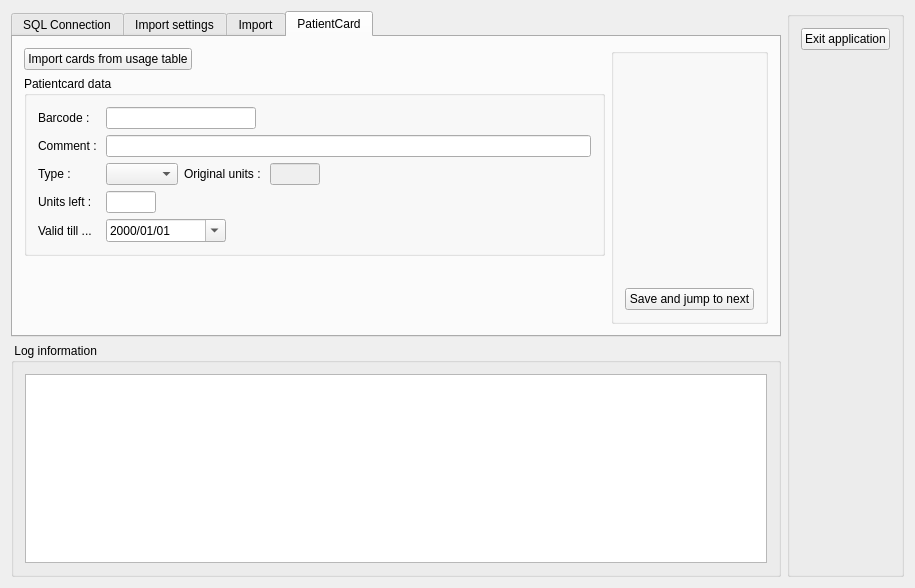
Qt form dbtool/cdlgmain.ui (tbikfalvi/Belenus) before a commit.
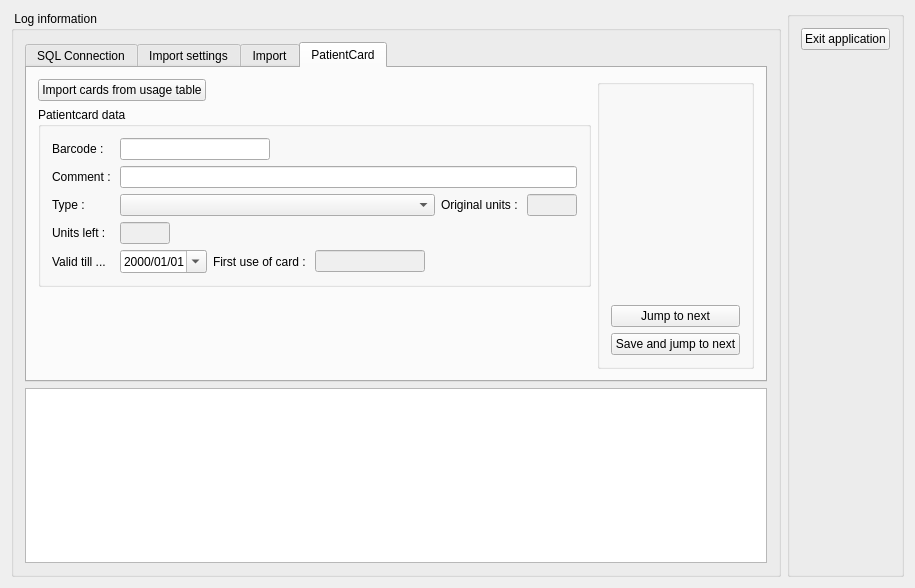
The same form after that commit.

```diff
--- a/dbtool/cdlgmain.ui
+++ b/dbtool/cdlgmain.ui
@@ -17,6 +17,12 @@
    <item>
     <layout class="QVBoxLayout" name="verticalLayout_3">
      <item>
+      <widget class="QGroupBox" name="gbInfo">
+       <property name="title">
+        <string> Log information </string>
+       </property>
+       <layout class="QVBoxLayout" name="verticalLayout">
+        <item>
       <widget class="QTabWidget" name="tabWidget">
        <property name="currentIndex">
         <number>3</number>
@@ -420,7 +426,7 @@
         <attribute name="title">
          <string>PatientCard</string>
         </attribute>
-        <layout class="QHBoxLayout" name="horizontalLayout_10">
+           <layout class="QHBoxLayout" name="horizontalLayout_11">
          <item>
           <layout class="QVBoxLayout" name="verticalLayout_8">
            <item>
@@ -470,24 +476,34 @@
                 </property>
                </widget>
               </item>
-              <item row="4" column="0">
+                 <item row="1" column="0">
+                  <widget class="QLabel" name="lblComment">
+                   <property name="text">
+                    <string>Comment : </string>
+                   </property>
+                  </widget>
+                 </item>
+                 <item row="1" column="1">
+                  <widget class="QLineEdit" name="ledComment"/>
+                 </item>
+                 <item row="2" column="0">
                <widget class="QLabel" name="lblType">
                 <property name="text">
                  <string>Type : </string>
                 </property>
                </widget>
               </item>
-              <item row="6" column="0">
-               <widget class="QLabel" name="lblUnitsLeft">
-                <property name="text">
-                 <string>Units left : </string>
-                </property>
-               </widget>
-              </item>
-              <item row="4" column="1">
+                 <item row="2" column="1">
                <layout class="QHBoxLayout" name="horizontalLayout_9">
                 <item>
-                 <widget class="QComboBox" name="cmbType"/>
+                    <widget class="QComboBox" name="cmbType">
+                     <property name="sizePolicy">
+                      <sizepolicy hsizetype="Expanding" vsizetype="Fixed">
+                       <horstretch>0</horstretch>
+                       <verstretch>0</verstretch>
+                      </sizepolicy>
+                     </property>
+                    </widget>
                 </item>
                 <item>
                  <widget class="QLabel" name="lblUnits">
@@ -509,23 +525,20 @@
                   </property>
                  </widget>
                 </item>
-                <item>
-                 <spacer name="horizontalSpacer_8">
-                  <property name="orientation">
-                   <enum>Qt::Horizontal</enum>
-                  </property>
-                  <property name="sizeHint" stdset="0">
-                   <size>
-                    <width>40</width>
-                    <height>20</height>
-                   </size>
-                  </property>
-                 </spacer>
-                </item>
-               </layout>
-              </item>
-              <item row="6" column="1">
+                  </layout>
+                 </item>
+                 <item row="3" column="0">
+                  <widget class="QLabel" name="lblUnitsLeft">
+                   <property name="text">
+                    <string>Units left : </string>
+                   </property>
+                  </widget>
+                 </item>
+                 <item row="3" column="1">
                <widget class="QLineEdit" name="ledUnitsLeft">
+                   <property name="enabled">
+                    <bool>false</bool>
+                   </property>
                 <property name="maximumSize">
                  <size>
                   <width>50</width>
@@ -534,24 +547,16 @@
                 </property>
                </widget>
               </item>
-              <item row="2" column="0">
-               <widget class="QLabel" name="lblComment">
-                <property name="text">
-                 <string>Comment : </string>
-                </property>
-               </widget>
-              </item>
-              <item row="2" column="1">
-               <widget class="QLineEdit" name="ledComment"/>
-              </item>
-              <item row="8" column="0">
+                 <item row="4" column="0">
                <widget class="QLabel" name="lblValid">
                 <property name="text">
                  <string>Valid till ...</string>
                 </property>
                </widget>
               </item>
-              <item row="8" column="1">
+                 <item row="4" column="1">
+                  <layout class="QHBoxLayout" name="horizontalLayout_10">
+                   <item>
                <widget class="QDateEdit" name="deValid">
                 <property name="maximumSize">
                  <size>
@@ -567,6 +572,47 @@
                 </property>
                </widget>
               </item>
+                   <item>
+                    <widget class="QLabel" name="lblFirstUsage">
+                     <property name="text">
+                      <string>First use of card : </string>
+                     </property>
+                    </widget>
+                   </item>
+                   <item>
+                    <widget class="QLineEdit" name="ledFirstUse">
+                     <property name="enabled">
+                      <bool>false</bool>
+                     </property>
+                     <property name="minimumSize">
+                      <size>
+                       <width>110</width>
+                       <height>0</height>
+                      </size>
+                     </property>
+                     <property name="maximumSize">
+                      <size>
+                       <width>110</width>
+                       <height>16777215</height>
+                      </size>
+                     </property>
+                    </widget>
+                   </item>
+                   <item>
+                    <spacer name="horizontalSpacer_8">
+                     <property name="orientation">
+                      <enum>Qt::Horizontal</enum>
+                     </property>
+                     <property name="sizeHint" stdset="0">
+                      <size>
+                       <width>40</width>
+                       <height>20</height>
+                      </size>
+                     </property>
+                    </spacer>
+                   </item>
+                  </layout>
+                 </item>
              </layout>
             </widget>
            </item>
@@ -604,6 +650,13 @@
               </property>
              </spacer>
             </item>
+               <item>
+                <widget class="QPushButton" name="pbNext">
+                 <property name="text">
+                  <string>Jump to next</string>
+                 </property>
+                </widget>
+               </item>
             <item>
              <widget class="QPushButton" name="pbSaveNext">
               <property name="text">
@@ -618,12 +671,6 @@
        </widget>
       </widget>
      </item>
-     <item>
-      <widget class="QGroupBox" name="gbInfo">
-       <property name="title">
-        <string> Log information </string>
-       </property>
-       <layout class="QVBoxLayout" name="verticalLayout">
         <item>
          <widget class="QListWidget" name="listLog"/>
         </item>
```
Lines whose indentation alone changed are shown as unchanged.
